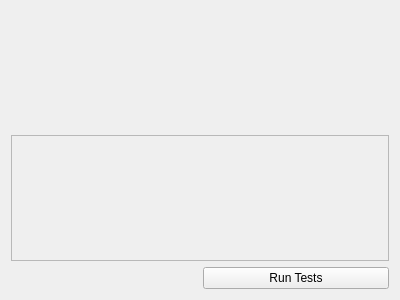
First picture: the form in BulkCopyScape-pyqt/resources/widgets/uploadwidget.ui, repository justinmichaelvieira/BulkCopyscape, before the edit.
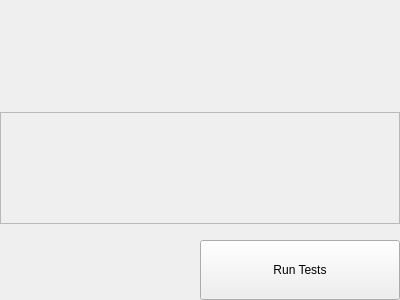
Second picture: the form after the edit. Custom widgets are drawn as their Qt base class.

Commit message: Fix margins and styles

```diff
--- a/BulkCopyScape-pyqt/resources/widgets/uploadwidget.ui
+++ b/BulkCopyScape-pyqt/resources/widgets/uploadwidget.ui
@@ -14,6 +14,40 @@
    <string>Form</string>
   </property>
   <layout class="QGridLayout" name="gridLayout">
+   <property name="leftMargin">
+    <number>0</number>
+   </property>
+   <property name="topMargin">
+    <number>0</number>
+   </property>
+   <property name="rightMargin">
+    <number>0</number>
+   </property>
+   <property name="bottomMargin">
+    <number>0</number>
+   </property>
+   <property name="spacing">
+    <number>0</number>
+   </property>
+   <item row="4" column="1">
+    <widget class="QPushButton" name="runTestsButton">
+     <property name="sizePolicy">
+      <sizepolicy hsizetype="Preferred" vsizetype="Minimum">
+       <horstretch>0</horstretch>
+       <verstretch>0</verstretch>
+      </sizepolicy>
+     </property>
+     <property name="minimumSize">
+      <size>
+       <width>120</width>
+       <height>60</height>
+      </size>
+     </property>
+     <property name="text">
+      <string>Run Tests</string>
+     </property>
+    </widget>
+   </item>
    <item row="2" column="0" colspan="2">
     <widget class="QScrollArea" name="scrollArea">
      <property name="widgetResizable">
@@ -24,20 +58,13 @@
        <rect>
         <x>0</x>
         <y>0</y>
-        <width>374</width>
-        <height>108</height>
+        <width>392</width>
+        <height>110</height>
        </rect>
       </property>
      </widget>
     </widget>
    </item>
-   <item row="3" column="1">
-    <widget class="QPushButton" name="runTestsButton">
-     <property name="text">
-      <string>Run Tests</string>
-     </property>
-    </widget>
-   </item>
    <item row="1" column="0" colspan="2">
     <widget class="Header" name="titleHeader" native="true">
      <property name="sizePolicy">
@@ -70,6 +97,25 @@
      </property>
     </widget>
    </item>
+   <item row="3" column="0" colspan="2">
+    <widget class="QLabel" name="label">
+     <property name="sizePolicy">
+      <sizepolicy hsizetype="Preferred" vsizetype="Minimum">
+       <horstretch>0</horstretch>
+       <verstretch>0</verstretch>
+      </sizepolicy>
+     </property>
+     <property name="minimumSize">
+      <size>
+       <width>0</width>
+       <height>16</height>
+      </size>
+     </property>
+     <property name="text">
+      <string/>
+     </property>
+    </widget>
+   </item>
   </layout>
  </widget>
  <customwidgets>
```
Left out of the diff: 4 changed lines with no effect on the pictures. The commit also changes 3 other files.
